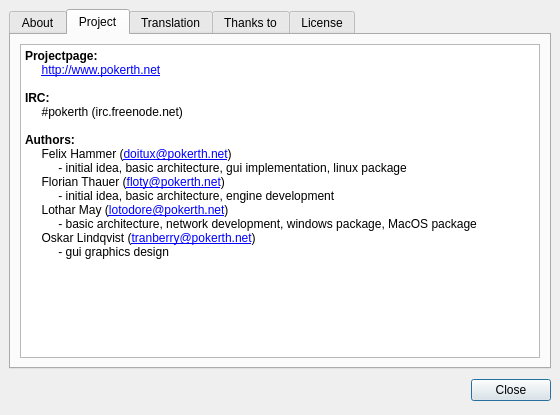
First picture: the form in src/gui/qt/aboutpokerth.ui, repository pokerth/pokerth, before the edit.
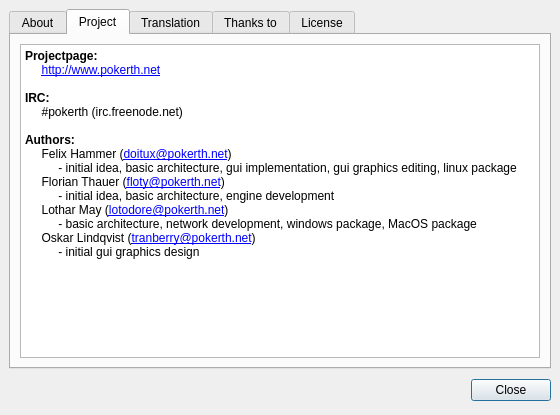
Second picture: the form after the edit. The open tabs and pages were chosen to show the change.

```diff
--- a/src/gui/qt/aboutpokerth.ui
+++ b/src/gui/qt/aboutpokerth.ui
@@ -128,13 +128,13 @@
 &lt;p style="-qt-paragraph-type:empty; margin-top:0px; margin-bottom:0px; margin-left:0px; margin-right:0px; -qt-block-indent:0; text-indent:0px; font-family:'Sans Serif'; font-size:9pt;">&lt;/p>
 &lt;p style=" margin-top:0px; margin-bottom:0px; margin-left:0px; margin-right:0px; -qt-block-indent:0; text-indent:0px; font-family:'Sans Serif'; font-size:9pt;">&lt;span style=" font-weight:600;">Authors: &lt;/span>&lt;/p>
 &lt;p style=" margin-top:0px; margin-bottom:0px; margin-left:0px; margin-right:0px; -qt-block-indent:0; text-indent:0px; font-family:'Sans Serif'; font-size:9pt;">     Felix Hammer (&lt;a href="mailto:doitux@pokerth.net">&lt;span style=" text-decoration: underline; color:#0000ff;">doitux@pokerth.net&lt;/span>&lt;/a>)&lt;/p>
-&lt;p style=" margin-top:0px; margin-bottom:0px; margin-left:0px; margin-right:0px; -qt-block-indent:0; text-indent:0px; font-family:'Sans Serif'; font-size:9pt;">          - initial idea, basic architecture, gui implementation, linux package&lt;/p>
+&lt;p style=" margin-top:0px; margin-bottom:0px; margin-left:0px; margin-right:0px; -qt-block-indent:0; text-indent:0px; font-family:'Sans Serif'; font-size:9pt;">          - initial idea, basic architecture, gui implementation, gui graphics editing, linux package&lt;/p>
 &lt;p style=" margin-top:0px; margin-bottom:0px; margin-left:0px; margin-right:0px; -qt-block-indent:0; text-indent:0px; font-family:'Sans Serif'; font-size:9pt;">     Florian Thauer (&lt;a href="mailto:floty@pokerth.net">&lt;span style=" text-decoration: underline; color:#0000ff;">floty@pokerth.net&lt;/span>&lt;/a>)&lt;/p>
 &lt;p style=" margin-top:0px; margin-bottom:0px; margin-left:0px; margin-right:0px; -qt-block-indent:0; text-indent:0px; font-family:'Sans Serif'; font-size:9pt;">          - initial idea, basic architecture, engine development&lt;/p>
 &lt;p style=" margin-top:0px; margin-bottom:0px; margin-left:0px; margin-right:0px; -qt-block-indent:0; text-indent:0px; font-family:'Sans Serif'; font-size:9pt;">     Lothar May (&lt;a href="mailto:lotodore@pokerth.net">&lt;span style=" text-decoration: underline; color:#0000ff;">lotodore@pokerth.net&lt;/span>&lt;/a>)&lt;/p>
 &lt;p style=" margin-top:0px; margin-bottom:0px; margin-left:0px; margin-right:0px; -qt-block-indent:0; text-indent:0px; font-family:'Sans Serif'; font-size:9pt;">          - basic architecture, network development, windows package, MacOS package&lt;/p>
 &lt;p style=" margin-top:0px; margin-bottom:0px; margin-left:0px; margin-right:0px; -qt-block-indent:0; text-indent:0px; font-family:'Sans Serif'; font-size:9pt;">     Oskar Lindqvist (&lt;a href="mailto:tranberry@pokerth.net">&lt;span style=" text-decoration: underline; color:#0000ff;">tranberry@pokerth.net&lt;/span>&lt;/a>)&lt;/p>
-&lt;p style=" margin-top:0px; margin-bottom:0px; margin-left:0px; margin-right:0px; -qt-block-indent:0; text-indent:0px; font-family:'Sans Serif'; font-size:9pt;">          - gui graphics design&lt;/p>&lt;/body>&lt;/html></string>
+&lt;p style=" margin-top:0px; margin-bottom:0px; margin-left:0px; margin-right:0px; -qt-block-indent:0; text-indent:0px; font-family:'Sans Serif'; font-size:9pt;">          - initial gui graphics design&lt;/p>&lt;/body>&lt;/html></string>
          </property>
          <property name="openExternalLinks" >
           <bool>true</bool>
```
Left out of the diff: 2 changed lines with no effect on the pictures.
